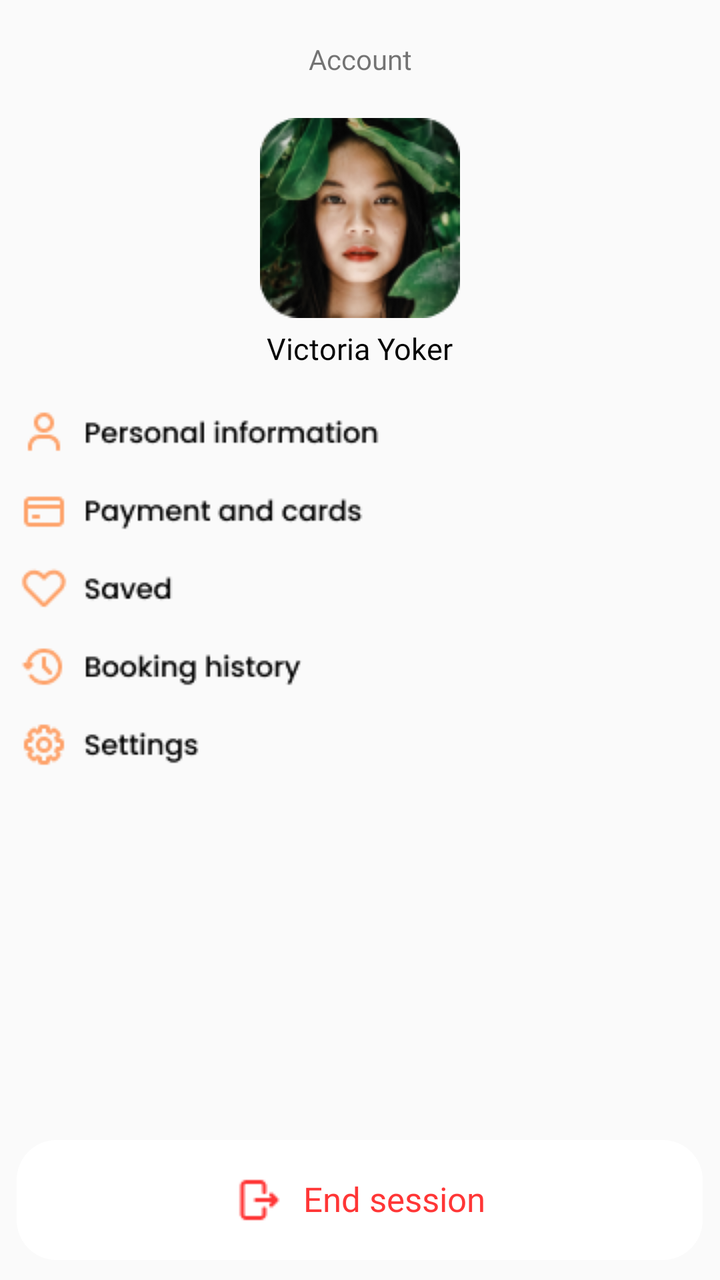
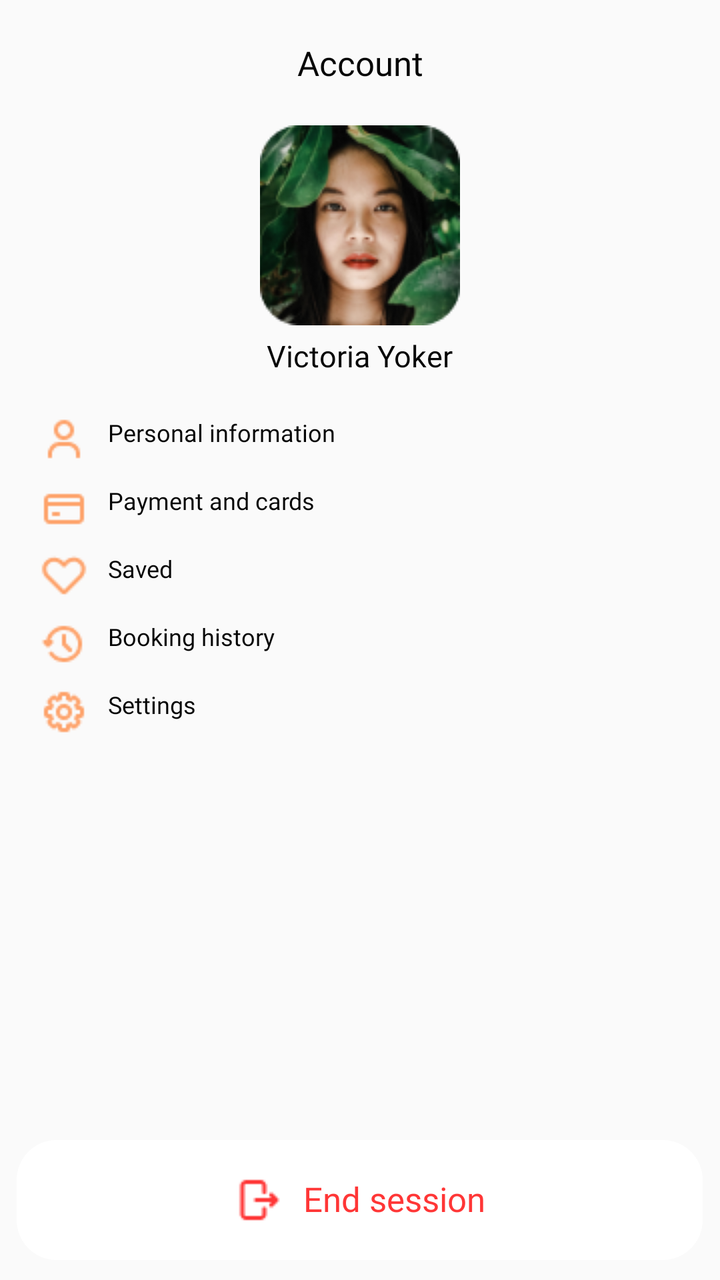

An Android layout rendered at two revisions. The XML below is the earlier revision; the diff shows what the commit changed to produce the second picture.
<!-- AndroidManifest.xml: application theme Theme.TravelApplication -->
<!-- res/layout/fragment_account.xml -->
<?xml version="1.0" encoding="utf-8"?>
<RelativeLayout xmlns:android="http://schemas.android.com/apk/res/android"
    xmlns:tools="http://schemas.android.com/tools"
    android:layout_width="match_parent"
    android:layout_height="match_parent"
    android:backgroundTint="@color/screen"
    android:orientation="vertical"
    tools:context=".fragments.AccountFragment">

    <TextView
        android:id="@+id/account_title"
        android:layout_width="match_parent"
        android:layout_height="wrap_content"
        android:fontFamily="@font/poppins_bold"
        android:layout_centerHorizontal="true"
        android:gravity="center_horizontal"
        android:layout_marginTop="20dp"
        android:text="@string/account" />

    <ImageView
        android:id="@+id/avatar_imageView"
        android:layout_width="wrap_content"
        android:layout_height="wrap_content"
        android:layout_below="@+id/account_title"
        android:layout_marginTop="20dp"
        android:layout_centerHorizontal="true"
        android:src="@drawable/avatar_image"
        android:contentDescription="@string/avatar"/>

    <TextView
        android:id="@+id/account_name"
        android:layout_width="wrap_content"
        android:layout_height="wrap_content"
        android:layout_below="@+id/avatar_imageView"
        android:layout_marginTop="5dp"
        android:layout_centerHorizontal="true"
        android:text="@string/victoria_yo"
        android:textSize="15sp"
        android:textColor="@color/text_primary"
        android:fontFamily="@font/poppins_bold"
        android:lineSpacingExtra="0sp"
        android:gravity="center_horizontal|bottom" />

    <LinearLayout
        android:id="@+id/account_options"
        android:layout_width="wrap_content"
        android:layout_height="wrap_content"
        android:layout_below="@+id/account_name"
        android:layout_marginTop="20dp"
        android:layout_marginStart="10dp"
        android:orientation="vertical">

        <ImageButton
            android:id="@+id/personal_info"
            android:layout_width="wrap_content"
            android:layout_height="wrap_content"
            android:src="@drawable/personal_information"
            android:contentDescription="@string/personal_info"
            android:background="@android:color/transparent"/>

        <ImageButton
            android:id="@+id/payment_and_cards"
            android:layout_width="wrap_content"
            android:layout_height="wrap_content"
            android:layout_marginTop="15dp"
            android:src="@drawable/payment_and_cards"
            android:contentDescription="@string/payment_and_cards"
            android:background="@android:color/transparent"/>

        <ImageButton
            android:id="@+id/saved"
            android:layout_width="wrap_content"
            android:layout_height="wrap_content"
            android:layout_marginTop="15dp"
            android:src="@drawable/saved"
            android:contentDescription="@string/saved"
            android:background="@android:color/transparent"/>

        <ImageButton
            android:id="@+id/booking_history"
            android:layout_width="wrap_content"
            android:layout_height="wrap_content"
            android:layout_marginTop="15dp"
            android:src="@drawable/booking_history"
            android:contentDescription="@string/booking_history"
            android:background="@android:color/transparent"/>

        <ImageButton
            android:id="@+id/settings"
            android:layout_width="wrap_content"
            android:layout_height="wrap_content"
            android:layout_marginTop="15dp"
            android:src="@drawable/settings"
            android:contentDescription="@string/settings"
            android:background="@android:color/transparent"/>

    </LinearLayout>

    <RelativeLayout
        android:id="@+id/end_session_button_field"
        android:layout_width="wrap_content"
        android:layout_height="wrap_content"
        android:layout_alignParentBottom="true"
        android:layout_centerHorizontal="true"
        android:layout_marginBottom="10dp"
        android:background="@drawable/end_session_button"
        android:clickable="true"
        android:focusable="true">

        <RelativeLayout
            android:layout_width="wrap_content"
            android:layout_height="wrap_content"
            android:layout_centerInParent="true">

            <ImageView
                android:id="@+id/end_session_icon"
                android:layout_width="wrap_content"
                android:layout_height="wrap_content"
                android:layout_centerVertical="true"
                android:src="@drawable/end_session_icon"
                android:contentDescription="@string/end_session_icon"/>

            <TextView
                android:id="@+id/end_session_text"
                android:layout_width="wrap_content"
                android:layout_height="wrap_content"
                android:layout_toEndOf="@+id/end_session_icon"
                android:layout_marginStart="10dp"
                android:text="@string/end_session"
                android:textSize="17sp"
                android:textColor="@color/alerts_error"
                android:fontFamily="@font/poppins_bold"
                android:gravity="center_horizontal" />

        </RelativeLayout>

    </RelativeLayout>



</RelativeLayout>
<!-- resources referenced by this layout -->
<resources>
  <color name="alerts_error">#FF3636</color>
  <color name="screen">#FAFAFA</color>
  <color name="text_primary">#050505</color>
  <!-- drawable avatar_image: png bitmap (drawable, 22112 bytes) -->
  <!-- drawable booking_history: png bitmap (drawable, 1836 bytes) -->
  <!-- drawable end_session_button (drawable) -->
  <?xml version="1.0" encoding="utf-8"?>
  
  <vector
      xmlns:android="http://schemas.android.com/apk/res/android"
      xmlns:aapt="http://schemas.android.com/aapt"
      android:width="343dp"
      android:height="60dp"
      android:viewportWidth="343"
      android:viewportHeight="60"
      >
      <group>
          <clip-path
              android:pathData="M20 0H323C334.046 0 343 8.95431 343 20V40C343 51.0457 334.046 60 323 60H20C8.95431 60 0 51.0457 0 40V20C0 8.95431 8.95431 0 20 0Z"
              />
          <path
              android:pathData="M0 0V60H343V0"
              android:fillColor="#FFFFFF"
              />
      </group>
  </vector>
  <!-- drawable end_session_icon: png bitmap (drawable, 419 bytes) -->
  <!-- drawable payment_and_cards: png bitmap (drawable, 1722 bytes) -->
  <!-- drawable personal_information: png bitmap (drawable, 1857 bytes) -->
  <!-- drawable saved: png bitmap (drawable, 1223 bytes) -->
  <!-- drawable settings: png bitmap (drawable, 1632 bytes) -->
  <string name="account">Account</string>
  <string name="avatar">Avatar</string>
  <string name="booking_history">Booking history</string>
  <string name="end_session">End session</string>
  <string name="end_session_icon">End session icon</string>
  <string name="payment_and_cards">Payment and Cards</string>
  <string name="personal_info">Personal Information</string>
  <string name="saved">Saved</string>
  <string name="settings">Settings</string>
  <string name="victoria_yo">Victoria Yoker</string>
  <style name="Theme.TravelApplication" parent="Base.Theme.TravelApplication" />
  <style name="Base.Theme.TravelApplication" parent="Theme.AppCompat.DayNight.NoActionBar">
          
          <item name="colorPrimary">@color/text_primary</item>
          <item name="android:windowBackground">@color/screen</item>
          <item name="android:textColorPrimary">@color/text_primary</item>
          <item name="colorAccent">@color/green_500</item>
          
      </style>
  <color name="green_500">#089083</color>
</resources>

<!-- the commit's change to res/layout/fragment_account.xml (unified diff, before → after) -->
@@ -15,7 +15,9 @@
         android:layout_centerHorizontal="true"
         android:gravity="center_horizontal"
         android:layout_marginTop="20dp"
-        android:text="@string/account" />
+        android:text="@string/account"
+        android:textColor="@color/text_primary"
+        android:textSize="17sp"/>
 
     <ImageView
         android:id="@+id/avatar_imageView"
@@ -41,6 +43,7 @@
         android:lineSpacingExtra="0sp"
         android:gravity="center_horizontal|bottom" />
 
+    
     <LinearLayout
         android:id="@+id/account_options"
         android:layout_width="wrap_content"
@@ -50,49 +53,154 @@
         android:layout_marginStart="10dp"
         android:orientation="vertical">
 
-        <ImageButton
-            android:id="@+id/personal_info"
-            android:layout_width="wrap_content"
-            android:layout_height="wrap_content"
-            android:src="@drawable/personal_information"
-            android:contentDescription="@string/personal_info"
-            android:background="@android:color/transparent"/>
-
-        <ImageButton
-            android:id="@+id/payment_and_cards"
-            android:layout_width="wrap_content"
-            android:layout_height="wrap_content"
-            android:layout_marginTop="15dp"
-            android:src="@drawable/payment_and_cards"
-            android:contentDescription="@string/payment_and_cards"
-            android:background="@android:color/transparent"/>
-
-        <ImageButton
-            android:id="@+id/saved"
-            android:layout_width="wrap_content"
-            android:layout_height="wrap_content"
-            android:layout_marginTop="15dp"
-            android:src="@drawable/saved"
-            android:contentDescription="@string/saved"
-            android:background="@android:color/transparent"/>
-
-        <ImageButton
-            android:id="@+id/booking_history"
-            android:layout_width="wrap_content"
-            android:layout_height="wrap_content"
-            android:layout_marginTop="15dp"
-            android:src="@drawable/booking_history"
-            android:contentDescription="@string/booking_history"
-            android:background="@android:color/transparent"/>
-
-        <ImageButton
-            android:id="@+id/settings"
-            android:layout_width="wrap_content"
-            android:layout_height="wrap_content"
-            android:layout_marginTop="15dp"
-            android:src="@drawable/settings"
-            android:contentDescription="@string/settings"
-            android:background="@android:color/transparent"/>
+        
+        <LinearLayout
+            android:id="@+id/personal_info_field"
+            android:layout_width="wrap_content"
+            android:layout_height="wrap_content"
+            android:orientation="horizontal"
+            android:layout_marginStart="10dp"
+            android:clickable="true"
+            android:focusable="true">
+
+            <ImageView
+                android:id="@+id/personal_info_icon"
+                android:layout_width="wrap_content"
+                android:layout_height="wrap_content"
+                android:src="@drawable/personal_info_icon"
+                android:contentDescription="@string/personal_info"/>
+
+            <TextView
+                android:id="@+id/personal_info_text"
+                android:layout_width="wrap_content"
+                android:layout_height="wrap_content"
+                android:layout_marginStart="10dp"
+                android:text="@string/personal_info_text"
+                android:textSize="12sp"
+                android:textColor="@color/text_primary"
+                android:fontFamily="@font/poppins_bold"/>
+
+        </LinearLayout>
+
+        
+        <LinearLayout
+            android:id="@+id/payment_field"
+            android:layout_width="wrap_content"
+            android:layout_height="wrap_content"
+            android:orientation="horizontal"
+            android:layout_marginStart="10dp"
+            android:layout_marginTop="10dp"
+            android:clickable="true"
+            android:focusable="true">
+
+            <ImageView
+                android:id="@+id/payment_icon"
+                android:layout_width="wrap_content"
+                android:layout_height="wrap_content"
+                android:src="@drawable/payment_and_cards_icon"
+                android:contentDescription="@string/payment_and_cards"/>
+
+            <TextView
+                android:id="@+id/payment_text"
+                android:layout_width="wrap_content"
+                android:layout_height="wrap_content"
+                android:layout_marginStart="10dp"
+                android:text="@string/payment_and_cards_text"
+                android:textSize="12sp"
+                android:textColor="@color/text_primary"
+                android:fontFamily="@font/poppins_bold"/>
+
+        </LinearLayout>
+
+        
+        <LinearLayout
+            android:id="@+id/saved_field"
+            android:layout_width="wrap_content"
+            android:layout_height="wrap_content"
+            android:orientation="horizontal"
+            android:layout_marginStart="10dp"
+            android:layout_marginTop="10dp"
+            android:clickable="true"
+            android:focusable="true">
+
+            <ImageView
+                android:id="@+id/saved_icon"
+                android:layout_width="wrap_content"
+                android:layout_height="wrap_content"
+                android:src="@drawable/saved_icon"
+                android:contentDescription="@string/saved"/>
+
+            <TextView
+                android:id="@+id/saved_text"
+                android:layout_width="wrap_content"
+                android:layout_height="wrap_content"
+                android:layout_marginStart="10dp"
+                android:text="@string/saved"
+                android:textSize="12sp"
+                android:textColor="@color/text_primary"
+                android:fontFamily="@font/poppins_bold"/>
+
+        </LinearLayout>
+
+        
+        <LinearLayout
+            android:id="@+id/booking_history_field"
+            android:layout_width="wrap_content"
+            android:layout_height="wrap_content"
+            android:orientation="horizontal"
+            android:layout_marginStart="10dp"
+            android:layout_marginTop="10dp"
+            android:clickable="true"
+            android:focusable="true">
+
+            <ImageView
+                android:id="@+id/booking_history_icon"
+                android:layout_width="wrap_content"
+                android:layout_height="wrap_content"
+                android:src="@drawable/booking_history_icon"
+                android:contentDescription="@string/payment_and_cards"/>
+
+            <TextView
+                android:id="@+id/booking_history_text"
+                android:layout_width="wrap_content"
+                android:layout_height="wrap_content"
+                android:layout_marginStart="10dp"
+                android:text="@string/booking_history_text"
+                android:textSize="12sp"
+                android:textColor="@color/text_primary"
+                android:fontFamily="@font/poppins_bold"/>
+
+        </LinearLayout>
+
+        
+        <LinearLayout
+            android:id="@+id/settings_field"
+            android:layout_width="wrap_content"
+            android:layout_height="wrap_content"
+            android:orientation="horizontal"
+            android:layout_marginStart="10dp"
+            android:layout_marginTop="10dp"
+            android:clickable="true"
+            android:focusable="true">
+
+            <ImageView
+                android:id="@+id/settings_icon"
+                android:layout_width="wrap_content"
+                android:layout_height="wrap_content"
+                android:src="@drawable/settings_icon"
+                android:contentDescription="@string/settings"/>
+
+            <TextView
+                android:id="@+id/settings_text"
+                android:layout_width="wrap_content"
+                android:layout_height="wrap_content"
+                android:layout_marginStart="10dp"
+                android:text="@string/settings"
+                android:textSize="12sp"
+                android:textColor="@color/text_primary"
+                android:fontFamily="@font/poppins_bold"/>
+
+        </LinearLayout>
 
     </LinearLayout>
 
<!-- resource entries referenced after the edit -->
@@ -4,7 +4,7 @@
   <color name="screen">#FAFAFA</color>
   <color name="text_primary">#050505</color>
   <!-- drawable avatar_image: png bitmap (drawable, 22112 bytes) -->
-  <!-- drawable booking_history: png bitmap (drawable, 1836 bytes) -->
+  <!-- drawable booking_history_icon: png bitmap (drawable, 690 bytes) -->
   <!-- drawable end_session_button (drawable) -->
   <?xml version="1.0" encoding="utf-8"?>
   
@@ -27,17 +27,19 @@
       </group>
   </vector>
   <!-- drawable end_session_icon: png bitmap (drawable, 419 bytes) -->
-  <!-- drawable payment_and_cards: png bitmap (drawable, 1722 bytes) -->
-  <!-- drawable personal_information: png bitmap (drawable, 1857 bytes) -->
-  <!-- drawable saved: png bitmap (drawable, 1223 bytes) -->
-  <!-- drawable settings: png bitmap (drawable, 1632 bytes) -->
+  <!-- drawable payment_and_cards_icon: png bitmap (drawable, 356 bytes) -->
+  <!-- drawable personal_info_icon: png bitmap (drawable, 532 bytes) -->
+  <!-- drawable saved_icon: png bitmap (drawable, 589 bytes) -->
+  <!-- drawable settings_icon: png bitmap (drawable, 834 bytes) -->
   <string name="account">Account</string>
   <string name="avatar">Avatar</string>
-  <string name="booking_history">Booking history</string>
+  <string name="booking_history_text">Booking history</string>
   <string name="end_session">End session</string>
   <string name="end_session_icon">End session icon</string>
   <string name="payment_and_cards">Payment and Cards</string>
+  <string name="payment_and_cards_text">Payment and cards</string>
   <string name="personal_info">Personal Information</string>
+  <string name="personal_info_text">Personal information</string>
   <string name="saved">Saved</string>
   <string name="settings">Settings</string>
   <string name="victoria_yo">Victoria Yoker</string>
